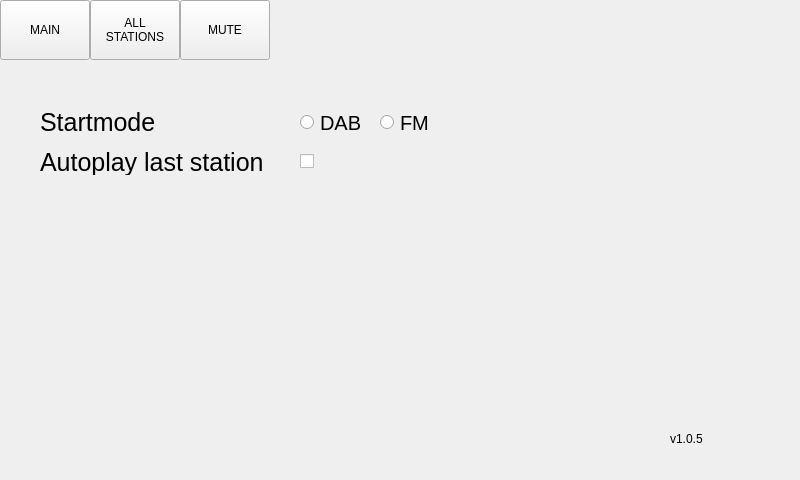
First picture: the form in dialog.ui, repository Vitalic66/DAB-FM-sundtek-api, before the edit.
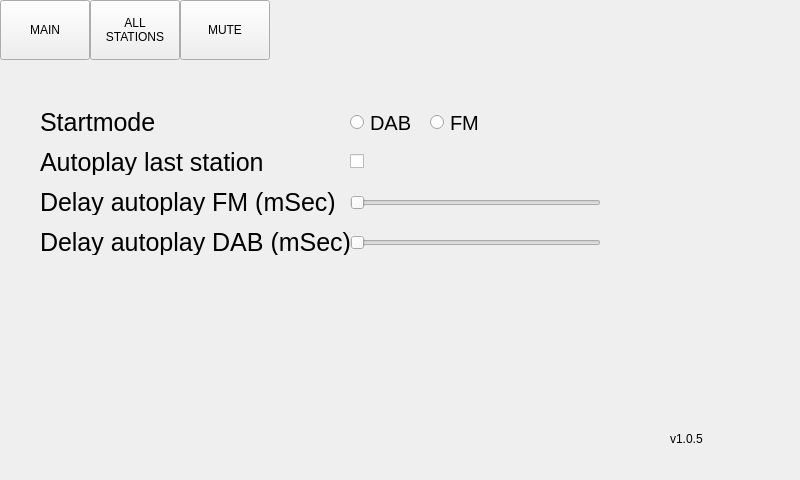
Second picture: the form after the edit. The open tabs and pages were chosen to show the change.

Commit message: delay autostart

```diff
--- a/dialog.ui
+++ b/dialog.ui
@@ -705,7 +705,7 @@
     <widget class="QRadioButton" name="set_tuner_mode_dab">
      <property name="geometry">
       <rect>
-       <x>300</x>
+       <x>350</x>
        <y>110</y>
        <width>112</width>
        <height>25</height>
@@ -726,7 +726,7 @@
     <widget class="QRadioButton" name="set_tuner_mode_fm">
      <property name="geometry">
       <rect>
-       <x>380</x>
+       <x>430</x>
        <y>110</y>
        <width>112</width>
        <height>25</height>
@@ -765,7 +765,7 @@
     <widget class="QCheckBox" name="chkbx_settings_autoplay">
      <property name="geometry">
       <rect>
-       <x>300</x>
+       <x>350</x>
        <y>150</y>
        <width>92</width>
        <height>23</height>
@@ -775,6 +775,133 @@
       <string/>
      </property>
     </widget>
+    <widget class="QSlider" name="ho_sl_settings_delay_autoplay_fm">
+     <property name="geometry">
+      <rect>
+       <x>350</x>
+       <y>195</y>
+       <width>251</width>
+       <height>16</height>
+      </rect>
+     </property>
+     <property name="font">
+      <font>
+       <pointsize>11</pointsize>
+      </font>
+     </property>
+     <property name="minimum">
+      <number>2000</number>
+     </property>
+     <property name="maximum">
+      <number>10000</number>
+     </property>
+     <property name="singleStep">
+      <number>200</number>
+     </property>
+     <property name="pageStep">
+      <number>500</number>
+     </property>
+     <property name="orientation">
+      <enum>Qt::Horizontal</enum>
+     </property>
+    </widget>
+    <widget class="QLabel" name="lbl_autoplay_delay_fm">
+     <property name="geometry">
+      <rect>
+       <x>40</x>
+       <y>190</y>
+       <width>301</width>
+       <height>25</height>
+      </rect>
+     </property>
+     <property name="font">
+      <font>
+       <pointsize>19</pointsize>
+      </font>
+     </property>
+     <property name="text">
+      <string>Delay autoplay FM (mSec)</string>
+     </property>
+    </widget>
+    <widget class="QLabel" name="lbl_delay_value_fm">
+     <property name="geometry">
+      <rect>
+       <x>620</x>
+       <y>190</y>
+       <width>100</width>
+       <height>25</height>
+      </rect>
+     </property>
+     <property name="font">
+      <font>
+       <pointsize>19</pointsize>
+      </font>
+     </property>
+     <property name="text">
+      <string/>
+     </property>
+    </widget>
+    <widget class="QLabel" name="lbl_autoplay_delay_dab">
+     <property name="geometry">
+      <rect>
+       <x>40</x>
+       <y>230</y>
+       <width>311</width>
+       <height>25</height>
+      </rect>
+     </property>
+     <property name="font">
+      <font>
+       <pointsize>19</pointsize>
+      </font>
+     </property>
+     <property name="text">
+      <string>Delay autoplay DAB (mSec)</string>
+     </property>
+    </widget>
+    <widget class="QSlider" name="ho_sl_settings_delay_autoplay_dab">
+     <property name="geometry">
+      <rect>
+       <x>350</x>
+       <y>235</y>
+       <width>251</width>
+       <height>16</height>
+      </rect>
+     </property>
+     <property name="minimum">
+      <number>2000</number>
+     </property>
+     <property name="maximum">
+      <number>10000</number>
+     </property>
+     <property name="singleStep">
+      <number>200</number>
+     </property>
+     <property name="pageStep">
+      <number>500</number>
+     </property>
+     <property name="orientation">
+      <enum>Qt::Horizontal</enum>
+     </property>
+    </widget>
+    <widget class="QLabel" name="lbl_delay_value_dab">
+     <property name="geometry">
+      <rect>
+       <x>620</x>
+       <y>230</y>
+       <width>100</width>
+       <height>25</height>
+      </rect>
+     </property>
+     <property name="font">
+      <font>
+       <pointsize>19</pointsize>
+      </font>
+     </property>
+     <property name="text">
+      <string/>
+     </property>
+    </widget>
    </widget>
   </widget>
  </widget>
```
The commit also changes 4 other files.
